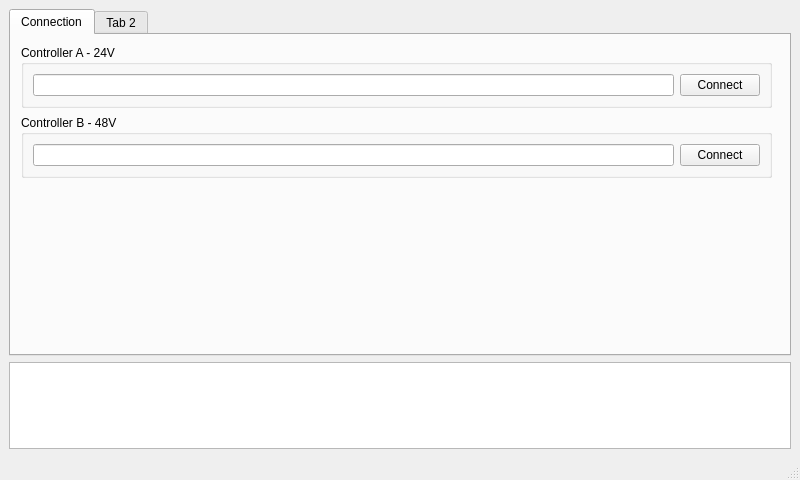
The window that views/MainWindow.ui (luis-banuelos-chacon/trolleyTester) describes before a commit, drawn with Qt 5.
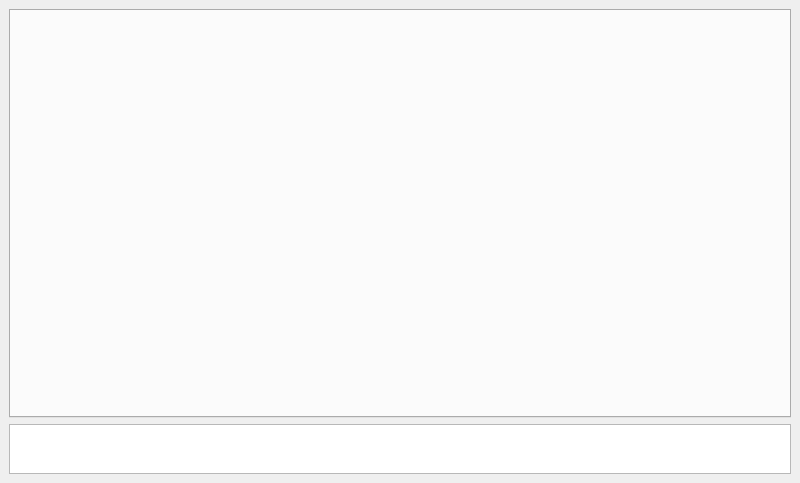
The same window after the commit.

Diff of the .ui file:
```diff
--- a/views/MainWindow.ui
+++ b/views/MainWindow.ui
@@ -7,14 +7,14 @@
     <x>0</x>
     <y>0</y>
     <width>800</width>
-    <height>480</height>
+    <height>483</height>
    </rect>
   </property>
   <property name="windowTitle">
    <string>Trolley Tester</string>
   </property>
   <widget class="QWidget" name="centralwidget">
-   <layout class="QVBoxLayout" name="verticalLayout" stretch="4,1">
+   <layout class="QVBoxLayout" name="verticalLayout" stretch="5,1">
     <item>
      <widget class="QTabWidget" name="tabWidget">
       <property name="styleSheet">
@@ -23,84 +23,20 @@
       <property name="currentIndex">
        <number>0</number>
       </property>
-      <widget class="QWidget" name="tabConnection">
-       <attribute name="title">
-        <string>Connection</string>
-       </attribute>
-       <widget class="QGroupBox" name="groupBox">
-        <property name="geometry">
-         <rect>
-          <x>10</x>
-          <y>10</y>
-          <width>751</width>
-          <height>63</height>
-         </rect>
-        </property>
-        <property name="title">
-         <string>Controller A - 24V</string>
-        </property>
-        <layout class="QHBoxLayout" name="horizontalLayout">
-         <item>
-          <widget class="QLineEdit" name="galilAAddress"/>
-         </item>
-         <item>
-          <widget class="QPushButton" name="galilAConnectButton">
-           <property name="text">
-            <string>Connect</string>
-           </property>
-          </widget>
-         </item>
-        </layout>
-       </widget>
-       <widget class="QGroupBox" name="groupBox_2">
-        <property name="geometry">
-         <rect>
-          <x>10</x>
-          <y>80</y>
-          <width>751</width>
-          <height>63</height>
-         </rect>
-        </property>
-        <property name="title">
-         <string>Controller B - 48V</string>
-        </property>
-        <layout class="QHBoxLayout" name="horizontalLayout_2">
-         <item>
-          <widget class="QLineEdit" name="galilBAddress"/>
-         </item>
-         <item>
-          <widget class="QPushButton" name="galilBConnectButton">
-           <property name="text">
-            <string>Connect</string>
-           </property>
-          </widget>
-         </item>
-        </layout>
-       </widget>
-      </widget>
-      <widget class="QWidget" name="tab_2">
-       <attribute name="title">
-        <string>Tab 2</string>
-       </attribute>
-      </widget>
      </widget>
     </item>
     <item>
-     <widget class="QPlainTextEdit" name="logView"/>
+     <widget class="QPlainTextEdit" name="logView">
+      <property name="maximumSize">
+       <size>
+        <width>16777215</width>
+        <height>50</height>
+       </size>
+      </property>
+     </widget>
     </item>
    </layout>
   </widget>
-  <widget class="QMenuBar" name="menubar">
-   <property name="geometry">
-    <rect>
-     <x>0</x>
-     <y>0</y>
-     <width>800</width>
-     <height>27</height>
-    </rect>
-   </property>
-  </widget>
-  <widget class="QStatusBar" name="statusbar"/>
  </widget>
  <resources/>
  <connections/>
```
Left out of the diff: 2 changed lines with no effect on the pictures.
